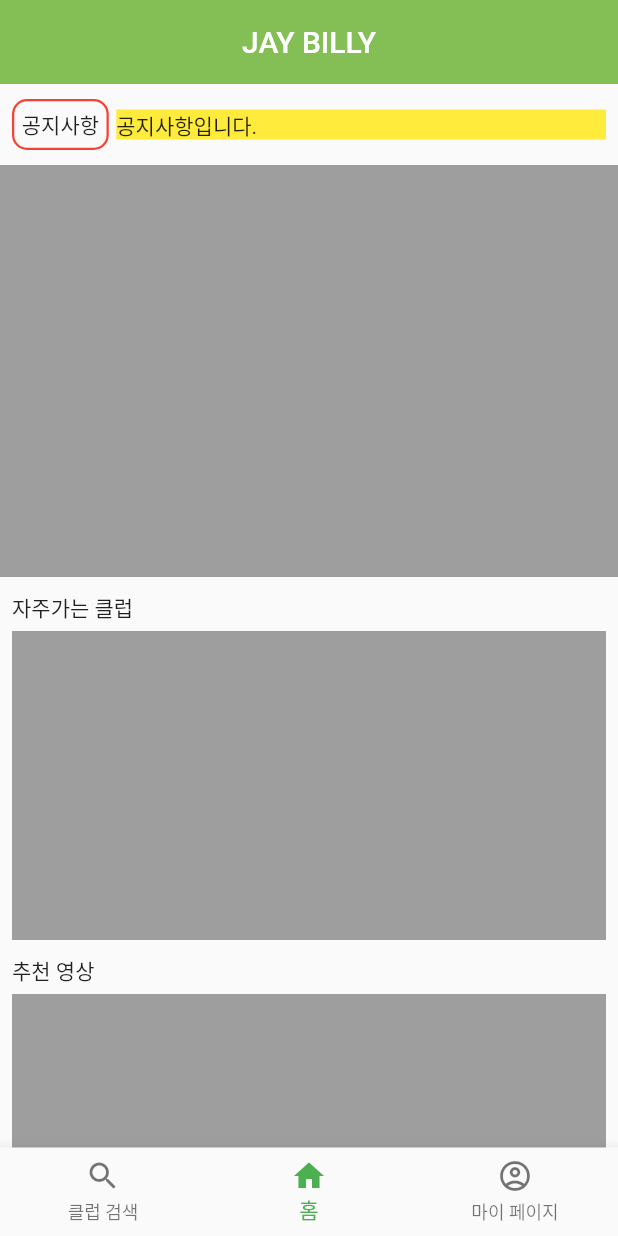
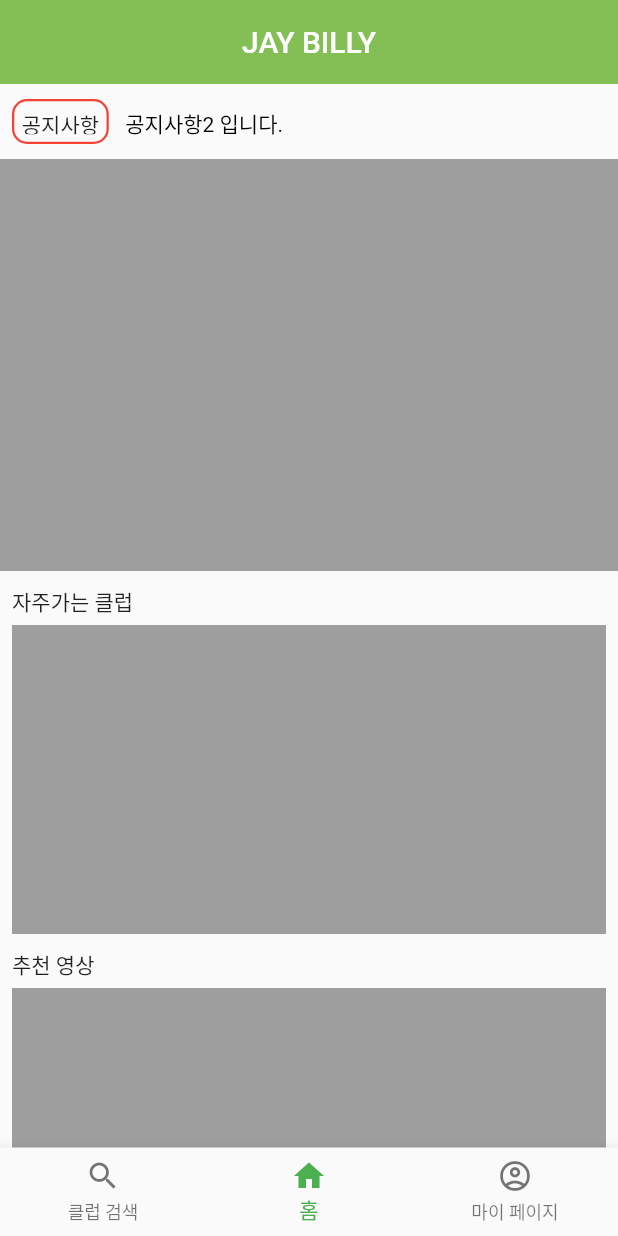
Before and after one commit to jspark2201/JayBilli_Mobile, a Flutter app: the screen it shows after launch, on a phone screen of 412 x 824 dp. Run offline on Flutter 3.47's test engine with Material 2 defaults, Android fonts, the phone set to English and light mode, and no system bars; our stand-ins replace cloud_firestore, email_validator, firebase_auth, flutter_datetime_picker, fluttertoast, mask_text_input_formatter; accounts and stored records are empty.

Commit message:
공지사항 layout complete

```diff
--- a/jaybilli_mobile/lib/home_page.dart
+++ b/jaybilli_mobile/lib/home_page.dart
@@ -1,3 +1,5 @@
+import 'dart:async';
+
 import 'package:flutter/material.dart';
 
 import 'constant/contants.dart';
@@ -9,6 +11,35 @@ class HomePage extends StatefulWidget {
 
 class _HomePageState extends State<HomePage> {
   Size _size;
+  int _currentNoticeIndex = 0;
+  PageController _noticeController = PageController(initialPage: 0);
+  List<Widget> _noticeList = [
+    RichText(overflow: TextOverflow.ellipsis,text: TextSpan(style: TextStyle(color: Colors.black),text:'공지사항1 입니다.')),
+    RichText(overflow: TextOverflow.ellipsis,text: TextSpan(style: TextStyle(color: Colors.black),text:'공지사항2 입니다.')),
+    RichText(overflow: TextOverflow.ellipsis,text: TextSpan(style: TextStyle(color: Colors.black),text:'공지사항3 입니다. 최대 세 개의 공지사항을 보여줍니다.')),
+  ];
+
+  @override
+  void initState() {
+    super.initState();
+    Timer.periodic(Duration(seconds: 5), (timer) {
+      if (_currentNoticeIndex < 2) {
+        _currentNoticeIndex++;
+      } else {
+        _currentNoticeIndex = 0;
+      }
+      if(_noticeController.hasClients) {
+        _noticeController.animateToPage(_currentNoticeIndex,
+            duration: Duration(milliseconds: 350), curve: Curves.easeIn);
+      }
+    });
+  }
+
+  @override
+  void dispose() {
+    super.dispose();
+    _noticeController.dispose();
+  }
 
   @override
   Widget build(BuildContext context) {
@@ -31,34 +62,60 @@ class _HomePageState extends State<HomePage> {
                   child: Column(
                     crossAxisAlignment: CrossAxisAlignment.start,
                     children: [
-                      SizedBox(height: 10,),
+                      SizedBox(
+                        height: 10,
+                      ),
                       Padding(
-                        padding: const EdgeInsets.symmetric(horizontal:8.0),
+                        padding: const EdgeInsets.symmetric(horizontal: 8.0),
                         child: _notice(),
                       ),
-                      SizedBox(height: 10,),
-                      Container(color: Colors.grey, width: double.infinity, height: _size.height/3,),
-                      SizedBox(height: 10,),
+                      SizedBox(
+                        height: 10,
+                      ),
+                      Container(
+                        color: Colors.grey,
+                        width: double.infinity,
+                        height: _size.height / 3,
+                      ),
+                      SizedBox(
+                        height: 10,
+                      ),
                       Padding(
-                        padding: const EdgeInsets.only(left:8.0),
+                        padding: const EdgeInsets.only(left: 8.0),
                         child: Text('자주가는 클럽'),
                       ),
-                      SizedBox(height: 5,),
+                      SizedBox(
+                        height: 5,
+                      ),
                       Padding(
-                        padding: const EdgeInsets.symmetric(horizontal:8.0),
-                        child: Container(color: Colors.grey, width: double.infinity, height: _size.height/4,),
+                        padding: const EdgeInsets.symmetric(horizontal: 8.0),
+                        child: Container(
+                          color: Colors.grey,
+                          width: double.infinity,
+                          height: _size.height / 4,
+                        ),
                       ),
-                      SizedBox(height: 10,),
+                      SizedBox(
+                        height: 10,
+                      ),
                       Padding(
-                        padding: const EdgeInsets.only(left:8.0),
+                        padding: const EdgeInsets.only(left: 8.0),
                         child: Text('추천 영상'),
                       ),
-                      SizedBox(height: 5,),
+                      SizedBox(
+                        height: 5,
+                      ),
                       Padding(
-                        padding: const EdgeInsets.symmetric(horizontal:8.0),
-                        child: Container(color: Colors.grey, width: double.infinity, height: _size.height/3,),
+                        padding: const EdgeInsets.symmetric(horizontal: 8.0),
+                        child: Container(
+                          color: Colors.grey,
+                          width: double.infinity,
+                          height: _size.height / 3,
+                        ),
                       ),
-                      SizedBox(height: 10,),
+                      SizedBox(
+                        height: 10,
+                      ),
                     ],
                   ),
                 )
@@ -76,17 +133,26 @@ class _HomePageState extends State<HomePage> {
         Container(
           margin: const EdgeInsets.only(right: 5.0),
           padding: const EdgeInsets.all(5.0),
+          height: 30,
           decoration: BoxDecoration(
-            border: Border.all(color:Colors.red, width: 1.5),
+            border: Border.all(color: Colors.red, width: 1.5),
             borderRadius: BorderRadius.circular(10.0),
           ),
           child: Text('공지사항'),
         ),
         Expanded(
           child: Container(
-            height: 20,
-            color: Colors.yellow,
-            child: Text('공지사항입니다.'),
+            height: 30,
+            padding: const EdgeInsets.all(6.0),
+            child: PageView(
+              scrollDirection: Axis.vertical,
+              controller: _noticeController,
+              children: [
+                _noticeList[0],
+                _noticeList[1],
+                _noticeList[2],
+              ],
+            ),
           ),
         ),
       ],
```
